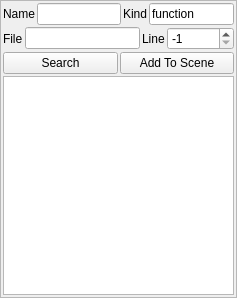
league1991/CodeAtlasSublime, file CodeViewPy/ui/Search.ui: the form before one commit.
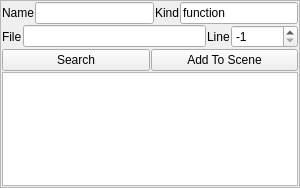
The form after the commit.

Diff of the .ui file:
```diff
--- a/CodeViewPy/ui/Search.ui
+++ b/CodeViewPy/ui/Search.ui
@@ -6,12 +6,12 @@
    <rect>
     <x>0</x>
     <y>0</y>
-    <width>237</width>
-    <height>298</height>
+    <width>300</width>
+    <height>188</height>
    </rect>
   </property>
   <property name="sizePolicy">
-   <sizepolicy hsizetype="Expanding" vsizetype="Preferred">
+   <sizepolicy hsizetype="Preferred" vsizetype="Preferred">
     <horstretch>0</horstretch>
     <verstretch>0</verstretch>
    </sizepolicy>
@@ -27,16 +27,25 @@
     <rect>
      <x>0</x>
      <y>0</y>
-     <width>235</width>
-     <height>296</height>
+     <width>298</width>
+     <height>186</height>
     </rect>
    </property>
+   <property name="sizePolicy">
+    <sizepolicy hsizetype="Preferred" vsizetype="Preferred">
+     <horstretch>0</horstretch>
+     <verstretch>0</verstretch>
+    </sizepolicy>
+   </property>
    <layout class="QVBoxLayout" name="verticalLayout">
     <property name="spacing">
-     <number>2</number>
+     <number>1</number>
+    </property>
+    <property name="sizeConstraint">
+     <enum>QLayout::SetDefaultConstraint</enum>
     </property>
     <property name="margin">
-     <number>2</number>
+     <number>1</number>
     </property>
     <item>
      <layout class="QHBoxLayout" name="horizontalLayout">
@@ -123,7 +132,29 @@
      </layout>
     </item>
     <item>
-     <widget class="QListWidget" name="resultList"/>
+     <widget class="QListWidget" name="resultList">
+      <property name="sizePolicy">
+       <sizepolicy hsizetype="Preferred" vsizetype="MinimumExpanding">
+        <horstretch>0</horstretch>
+        <verstretch>0</verstretch>
+       </sizepolicy>
+      </property>
+      <property name="minimumSize">
+       <size>
+        <width>0</width>
+        <height>20</height>
+       </size>
+      </property>
+      <property name="maximumSize">
+       <size>
+        <width>16777215</width>
+        <height>1000</height>
+       </size>
+      </property>
+      <property name="resizeMode">
+       <enum>QListView::Fixed</enum>
+      </property>
+     </widget>
     </item>
    </layout>
   </widget>
```
